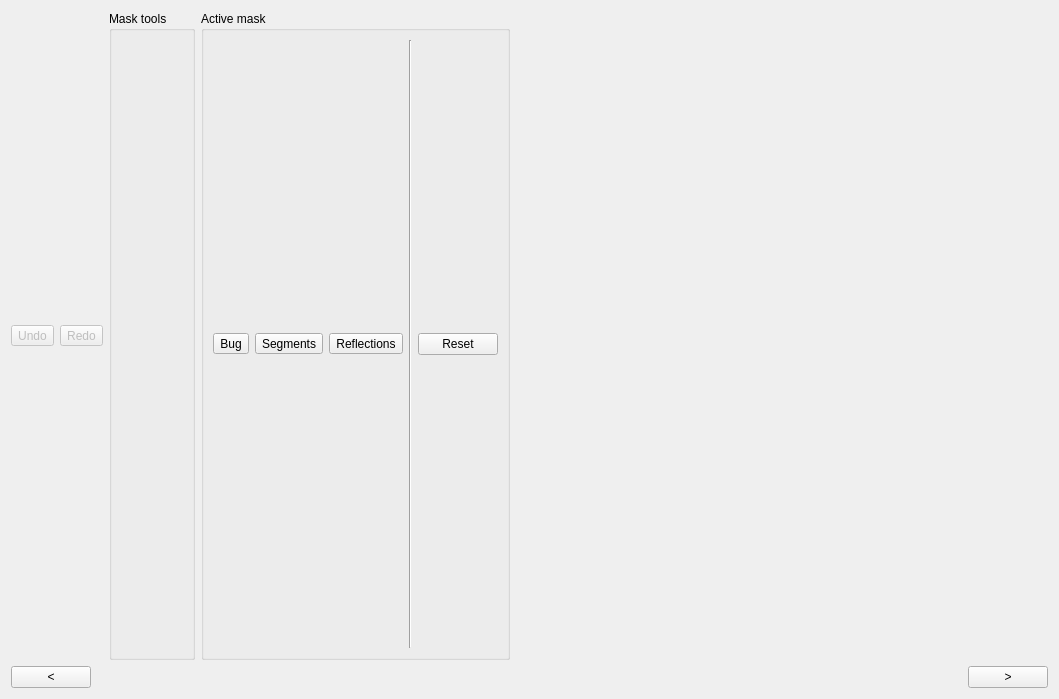
The window that arthropod_describer/label_editor/ui/label_editor.ui (mrazr/maphis) describes before a commit, drawn with Qt 5.
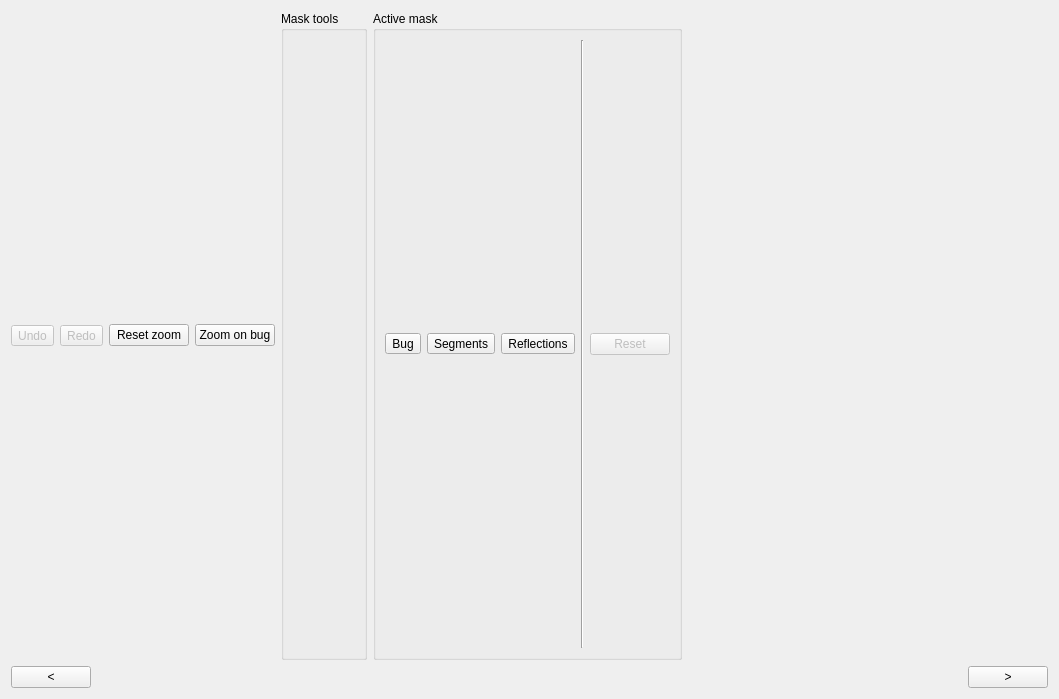
The same window after the commit.

Diff of the .ui file:
```diff
--- a/arthropod_describer/label_editor/ui/label_editor.ui
+++ b/arthropod_describer/label_editor/ui/label_editor.ui
@@ -42,6 +42,20 @@
        </property>
       </widget>
      </item>
+     <item>
+      <widget class="QPushButton" name="btnResetZoom">
+       <property name="text">
+        <string>Reset zoom</string>
+       </property>
+      </widget>
+     </item>
+     <item>
+      <widget class="QPushButton" name="btnZoomBug">
+       <property name="text">
+        <string>Zoom on bug</string>
+       </property>
+      </widget>
+     </item>
      <item>
       <widget class="QGroupBox" name="toolBox">
        <property name="title">
@@ -110,6 +124,9 @@
         </item>
         <item>
          <widget class="QPushButton" name="btnResetLabel">
+          <property name="enabled">
+           <bool>false</bool>
+          </property>
           <property name="text">
            <string>Reset</string>
           </property>
```
